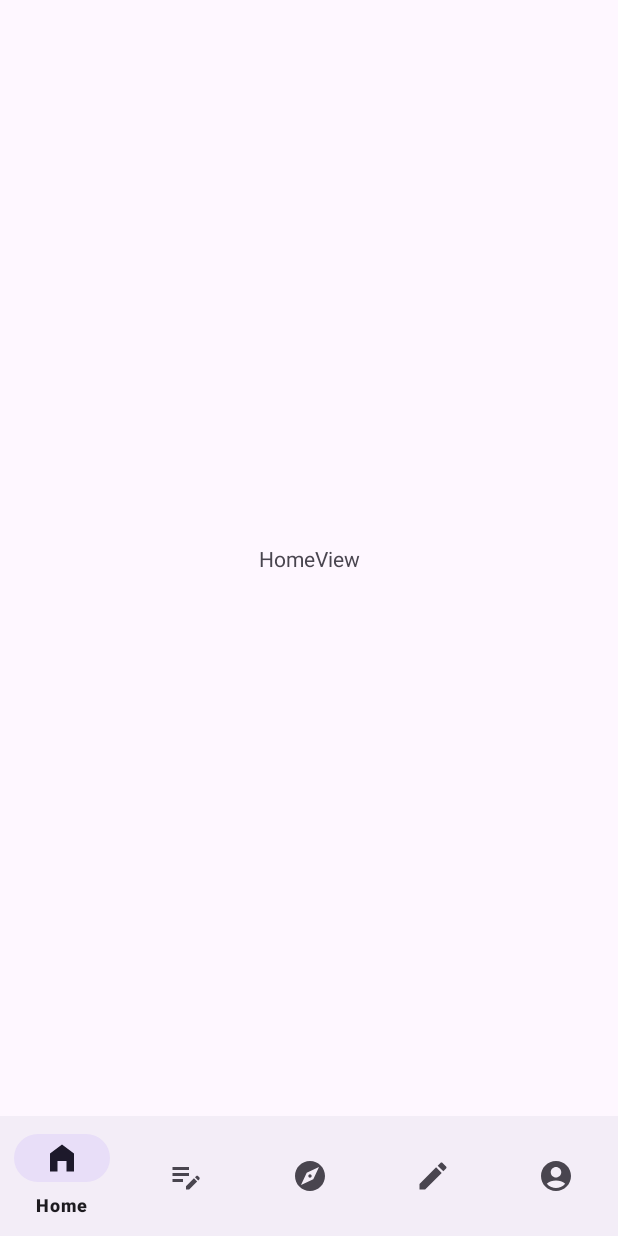
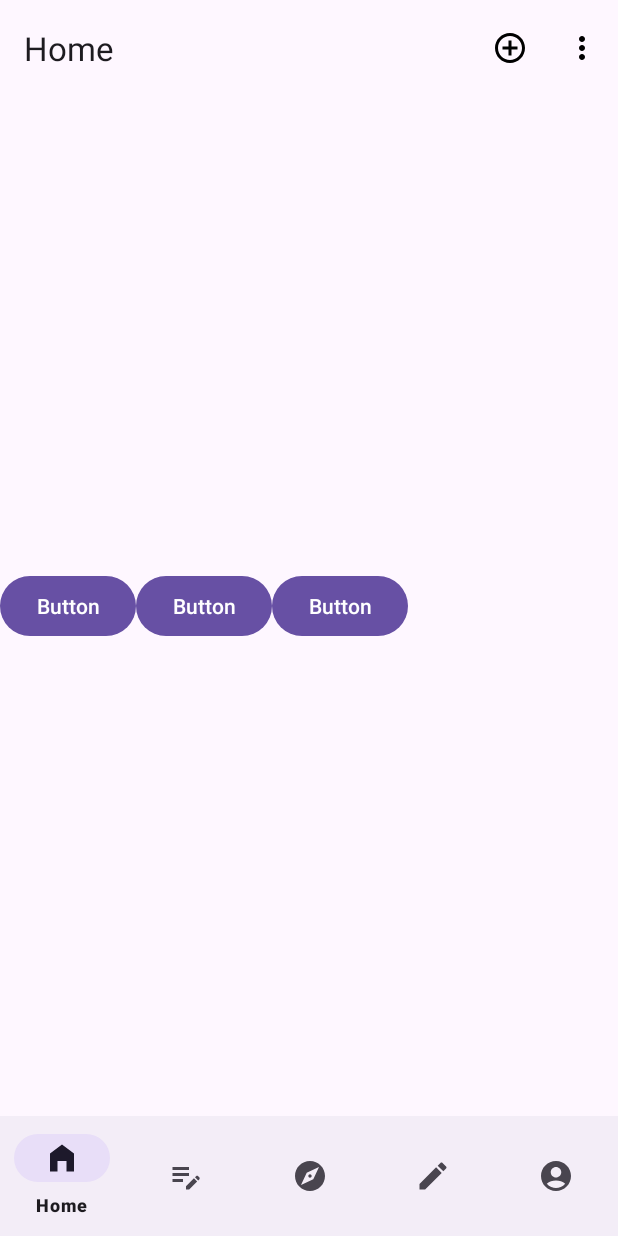
Before and after one commit to bui-quang-minh/InSync, an Android app: the screen it shows after launch (MainActivity), on a phone screen of 412 x 824 dp. Run offline under Robolectric (Android 15) with nearby library versions, the phone set to English and light mode, and no system bars; libraries missing offline, so code that uses them is left out: org.opencv.android; 2 statements that could not run were skipped.

Commit message:
update on home

```diff
--- /dev/null
+++ b/app/src/main/res/drawable/baseline_add_circle_outline_24.xml
@@ -0,0 +1,5 @@
+<vector xmlns:android="http://schemas.android.com/apk/res/android" android:height="24dp" android:tint="#000000" android:viewportHeight="24" android:viewportWidth="24" android:width="24dp">
+
+    <path android:fillColor="@android:color/white" android:pathData="M13,7h-2v4L7,11v2h4v4h2v-4h4v-2h-4L13,7zM12,2C6.48,2 2,6.48 2,12s4.48,10 10,10 10,-4.48 10,-10S17.52,2 12,2zM12,20c-4.41,0 -8,-3.59 -8,-8s3.59,-8 8,-8 8,3.59 8,8 -3.59,8 -8,8z"/>
+
+</vector>
--- /dev/null
+++ b/app/src/main/res/drawable/baseline_more_vert_24.xml
@@ -0,0 +1,5 @@
+<vector xmlns:android="http://schemas.android.com/apk/res/android" android:height="24dp" android:tint="#000000" android:viewportHeight="24" android:viewportWidth="24" android:width="24dp">
+
+    <path android:fillColor="@android:color/white" android:pathData="M12,8c1.1,0 2,-0.9 2,-2s-0.9,-2 -2,-2 -2,0.9 -2,2 0.9,2 2,2zM12,10c-1.1,0 -2,0.9 -2,2s0.9,2 2,2 2,-0.9 2,-2 -0.9,-2 -2,-2zM12,16c-1.1,0 -2,0.9 -2,2s0.9,2 2,2 2,-0.9 2,-2 -0.9,-2 -2,-2z"/>
+
+</vector>
--- a/app/src/main/res/layout/fragment_home.xml
+++ b/app/src/main/res/layout/fragment_home.xml
@@ -3,15 +3,53 @@
     xmlns:app="http://schemas.android.com/apk/res-auto"
     xmlns:tools="http://schemas.android.com/tools"
     android:layout_width="match_parent"
-    android:layout_height="match_parent">
+    android:layout_height="match_parent"
+    android:fitsSystemWindows="true"
+    android:orientation="horizontal">
+    <androidx.appcompat.widget.Toolbar
+        android:id="@+id/toolbar"
+        app:menu="@menu/home_menu"
+        android:layout_height="wrap_content"
+        android:layout_width="match_parent"
+        app:title="Home"
+        app:layout_constraintTop_toTopOf="parent"
+        app:layout_constraintStart_toStartOf="parent"
+        app:layout_constraintEnd_toEndOf="parent"
+        />
 
-    <TextView
-        android:id="@+id/textView"
-        android:layout_width="wrap_content"
+    <ScrollView
+        android:id="@+id/scrollView1"
+        android:layout_width="match_parent"
         android:layout_height="wrap_content"
-        android:text="HomeView"
+
         app:layout_constraintBottom_toBottomOf="parent"
         app:layout_constraintEnd_toEndOf="parent"
         app:layout_constraintStart_toStartOf="parent"
-        app:layout_constraintTop_toTopOf="parent" />
+        app:layout_constraintTop_toBottomOf="@+id/toolbar">
+
+        <LinearLayout
+            android:layout_width="match_parent"
+            android:layout_height="wrap_content"
+            android:orientation="horizontal">
+
+            <Button
+                android:id="@+id/button1"
+                android:layout_width="wrap_content"
+                android:layout_height="wrap_content"
+                android:text="Button" />
+
+            <Button
+                android:id="@+id/button2"
+                android:layout_width="wrap_content"
+                android:layout_height="wrap_content"
+                android:text="Button" />
+
+            <Button
+                android:id="@+id/button3"
+                android:layout_width="wrap_content"
+                android:layout_height="wrap_content"
+                android:text="Button" />
+        </LinearLayout>
+
+    </ScrollView>
 </androidx.constraintlayout.widget.ConstraintLayout>
--- a/app/src/main/res/layout/fragment_log.xml
+++ b/app/src/main/res/layout/fragment_log.xml
@@ -3,6 +3,7 @@
     xmlns:app="http://schemas.android.com/apk/res-auto"
     xmlns:tools="http://schemas.android.com/tools"
     android:layout_width="match_parent"
+    android:fitsSystemWindows="true"
     android:layout_height="match_parent">
 
     <TextView
--- a/app/src/main/res/layout/fragment_profile.xml
+++ b/app/src/main/res/layout/fragment_profile.xml
@@ -3,6 +3,7 @@
     xmlns:app="http://schemas.android.com/apk/res-auto"
     xmlns:tools="http://schemas.android.com/tools"
     android:layout_width="match_parent"
+    android:fitsSystemWindows="true"
     android:layout_height="match_parent">
 
     <TextView
--- a/app/src/main/res/layout/fragment_test.xml
+++ b/app/src/main/res/layout/fragment_test.xml
@@ -1,7 +1,10 @@
 <?xml version="1.0" encoding="utf-8"?>
+
+
 <androidx.constraintlayout.widget.ConstraintLayout xmlns:android="http://schemas.android.com/apk/res/android"
     xmlns:app="http://schemas.android.com/apk/res-auto"
     xmlns:tools="http://schemas.android.com/tools"
+    android:fitsSystemWindows="true"
     android:layout_width="match_parent"
     android:layout_height="match_parent">
 
--- /dev/null
+++ b/app/src/main/res/menu/home_menu.xml
@@ -0,0 +1,16 @@
+<?xml version="1.0" encoding="utf-8"?>
+<menu xmlns:android="http://schemas.android.com/apk/res/android"
+    xmlns:app="http://schemas.android.com/apk/res-auto">
+    <item
+        android:id="@+id/menu_main_add_script"
+        android:icon="@drawable/baseline_add_circle_outline_24"
+        android:orderInCategory="200"
+        app:showAsAction="always"
+        android:title="Setting" />
+    <item
+        android:id="@+id/menu_main_options_menu"
+        android:icon="@drawable/baseline_more_vert_24"
+        android:orderInCategory="200"
+        app:showAsAction="always"
+        android:title="Options" />
+</menu>
```
Also changed, not shown: 8 other files.
